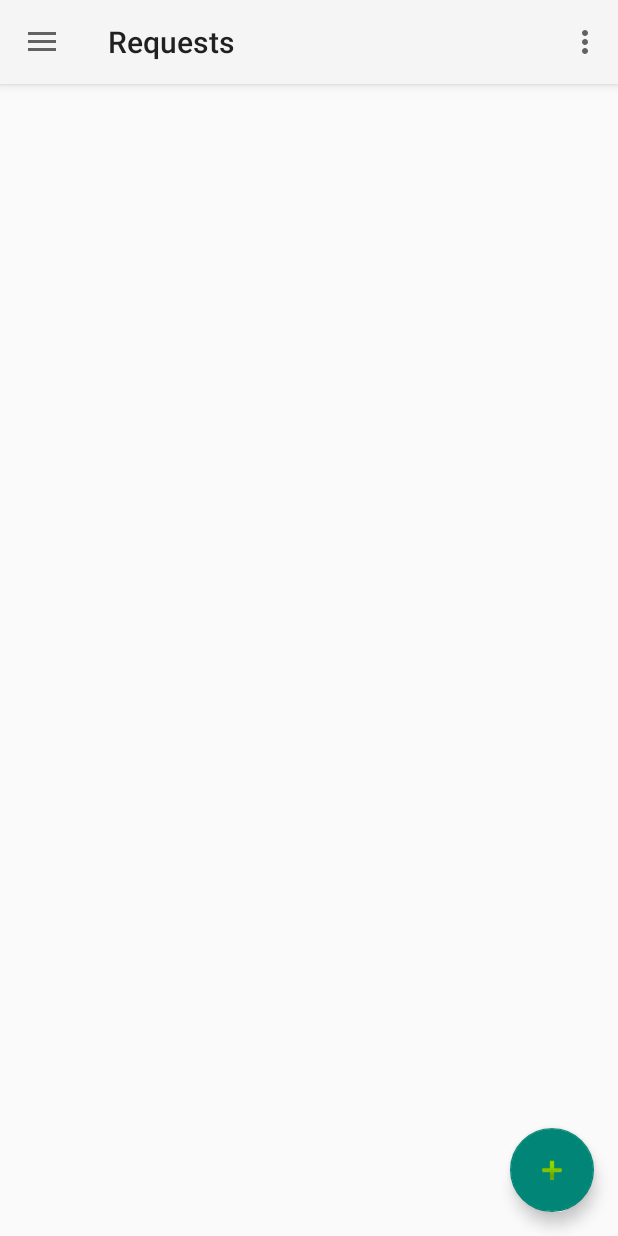
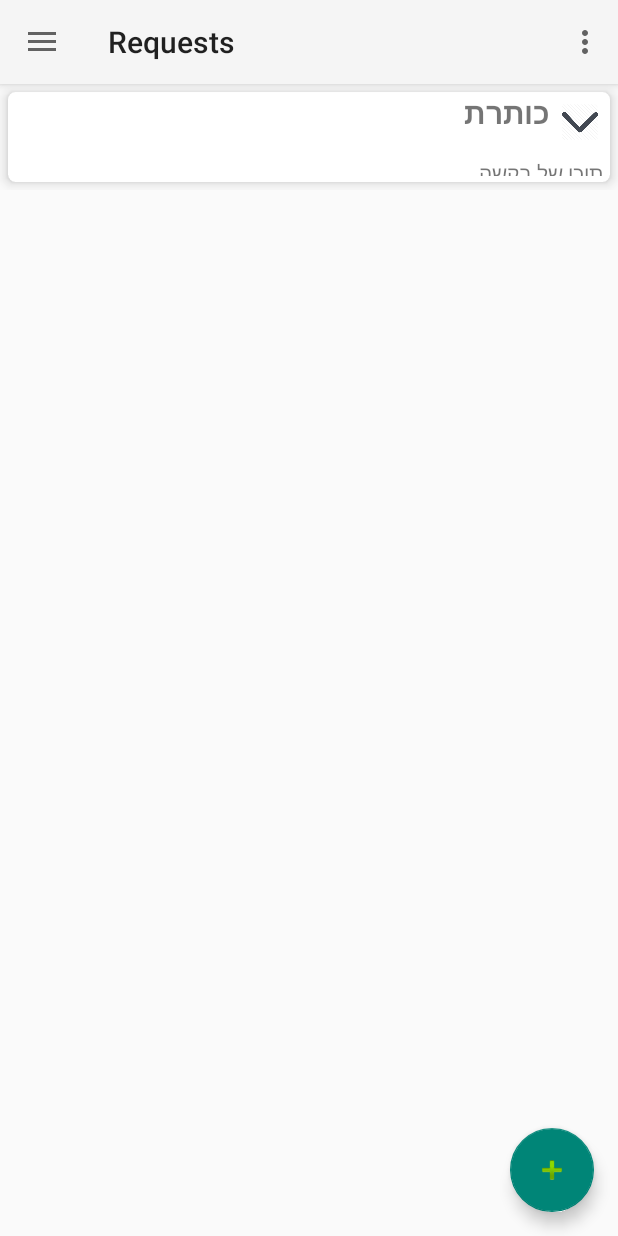
Before and after one commit to israelys/WeShareApp, an Android app: the MainActivity screen opened directly, with no data from a screen before it, in the side drawer, after a tap on "My Requests", on a phone screen of 412 x 824 dp. Run offline under Robolectric (Android 15) with nearby library versions, the phone set to English and light mode, and no system bars; our stand-ins replace Picasso; libraries missing offline, so code that uses them is left out: retrofit.client; pictures from the network do not load; 2 statements that could not run were skipped.

Commit message:
Fix request title + add 'send request' window

```diff
--- a/app/src/main/AndroidManifest.xml
+++ b/app/src/main/AndroidManifest.xml
@@ -42,6 +42,7 @@
             android:screenOrientation="portrait"
             android:configChanges="keyboardHidden|orientation|screenSize">
         </activity>
+        <activity android:name=".NewResponseActivity"></activity>
     </application>
 
 </manifest>
--- a/app/src/main/java/com/mla/israels/weshare/MainActivity.java
+++ b/app/src/main/java/com/mla/israels/weshare/MainActivity.java
@@ -3,7 +3,6 @@ package com.mla.israels.weshare;
 import android.app.ProgressDialog;
 import android.content.Intent;
 import android.net.Uri;
-import android.os.AsyncTask;
 import android.os.Bundle;
 import android.support.design.widget.FloatingActionButton;
 import android.support.v7.widget.LinearLayoutManager;
@@ -19,7 +18,6 @@ import android.support.v7.app.AppCompatActivity;
 import android.support.v7.widget.Toolbar;
 import android.view.Menu;
 import android.view.MenuItem;
-import android.widget.Button;
 import android.widget.ImageView;
 import android.widget.TextView;
 import android.widget.Toast;
@@ -33,7 +31,6 @@ import com.mla.israels.weshare.DataObjects.Request;
 import com.mla.israels.weshare.DataObjects.User;
 import com.mla.israels.weshare.Utils.RecyclerJobsAdapter;
 import com.mla.israels.weshare.Utils.SwipeHelper;
-import com.mla.israels.weshare.communication.RequestService;
 import com.mla.israels.weshare.communication.RestService;
 import com.squareup.picasso.Picasso;
 
@@ -79,6 +76,7 @@ public class MainActivity extends AppCompatActivity
         progress.setCanceledOnTouchOutside(false);
         progress.show();
 
+
         getUserData();
 
         recyclerView = (RecyclerView)findViewById(R.id.recycler_view);
@@ -87,7 +85,13 @@ public class MainActivity extends AppCompatActivity
         recyclerJobsAdapter = new RecyclerJobsAdapter(arrayList);
         recyclerView.setAdapter(recyclerJobsAdapter);
         new ItemTouchHelper(new SwipeHelper(recyclerJobsAdapter)).attachToRecyclerView(recyclerView);
-        getRequests();
+
+        Request request = new Request();
+        request.Title= "כותרת";
+        request.Details = "תוכן של בקשה";
+        arrayList.add(request);
+
+        //getRequests();
 
         DrawerLayout drawer = (DrawerLayout) findViewById(R.id.drawer_layout);
         ActionBarDrawerToggle toggle = new ActionBarDrawerToggle(
@@ -111,7 +115,7 @@ public class MainActivity extends AppCompatActivity
     }
 
     public void StartRequestActivity(View view){
-        Intent i = new Intent(this, NewRequestActivity.class);
+        Intent i = new Intent(this, NewResponseActivity.class);
         i.putExtra("ID", view.getTag().toString());
         startActivity(i);
     }
@@ -125,6 +129,27 @@ public class MainActivity extends AppCompatActivity
                 for (Request r : requests) {
                     arrayList.add(r);
                 }
+
+                recyclerJobsAdapter.refresh();
+                Toast.makeText(getApplicationContext(), "Success to get requests from server", Toast.LENGTH_SHORT).show();
+            }
+
+            @Override
+            public void failure(RetrofitError error) {
+
+                Toast.makeText(getApplicationContext(), "Unable to get requests from server. " + error.toString(), Toast.LENGTH_SHORT).show();
+            }
+        });
+    }
+
+    private void getRequestsByID() {
+        RestService.getInstance().getRequestService().getRequestById(currentUser.Id ,new Callback<Request>() {
+            @Override
+            public void success(Request requests, Response response) {
+                arrayList.clear();
+
+                arrayList.add(requests);
+
 
                 recyclerJobsAdapter.refresh();
                 Toast.makeText(getApplicationContext(), "Success to get requests from server", Toast.LENGTH_SHORT).show();
@@ -273,7 +298,7 @@ public class MainActivity extends AppCompatActivity
         if (id == R.id.nav_all_requests) {
             getRequests();
         } else if (id == R.id.nav_my_requests) {
-
+            getRequestsByID();
         } else if (id == R.id.nav_my_offers) {
 
         } else if (id == R.id.nav_share) {
--- a/app/src/main/java/com/mla/israels/weshare/NewRequestActivity.java
+++ b/app/src/main/java/com/mla/israels/weshare/NewResponseActivity.java
@@ -8,14 +8,14 @@ import android.widget.TextView;
 /**
  * Created by david on 15/08/2016.
  */
-public class NewRequestActivity extends Activity {
+public class NewResponseActivity extends Activity {
     TextView responce_id;
 
     @Override
     protected void onCreate(Bundle savedInstanceState) {
         super.onCreate(savedInstanceState);
 
-        setContentView(R.layout.new_request);
+        setContentView(R.layout.new_response);
 
         DisplayMetrics dm = new DisplayMetrics();
         getWindowManager().getDefaultDisplay().getMetrics(dm);
@@ -23,7 +23,7 @@ public class NewRequestActivity extends Activity {
         int height = dm.heightPixels;
         getWindow().setLayout((int) (width * .8), (int) (height * .8));
 
-        responce_id = (TextView) findViewById(R.id.responce_id);
+        responce_id = (TextView) findViewById(R.id.request_id);
         responce_id.setText(getIntent().getStringExtra("ID"));
     }
 }
--- a/app/src/main/res/layout/new_request.xml
+++ b/app/src/main/res/layout/new_response.xml
@@ -14,7 +14,7 @@
     <TextView
         android:layout_width="wrap_content"
         android:layout_height="wrap_content"
-        android:id="@+id/responce_id"
+        android:id="@+id/request_id"
         android:textSize="30dp"
         android:text="-1"
         android:layout_gravity="center"/>
--- a/app/src/main/res/layout/request_layout.xml
+++ b/app/src/main/res/layout/request_layout.xml
@@ -25,6 +25,7 @@
                 android:textSize="20sp"
                 android:textStyle="bold"
                 android:text="Hello World"
+                android:layout_toLeftOf="@+id/arrow"
                 />
 
             <TextView
```
